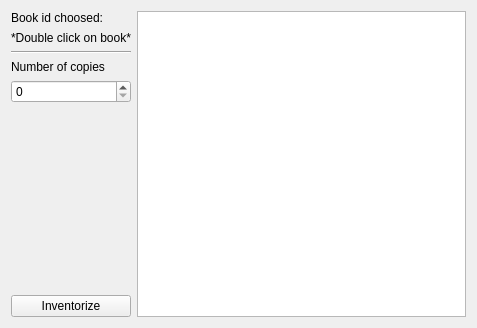
Above: inventorizecopieswidget.ui from neshchereto/Library_management before the change. Below: the same form after it.
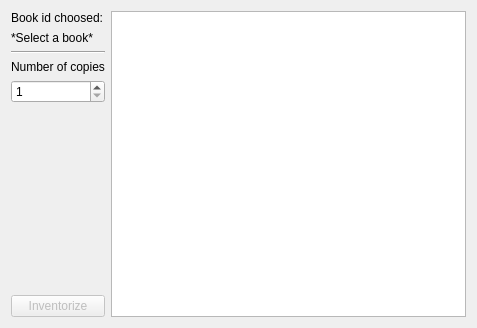
That is the form after the change.

```diff
--- a/inventorizecopieswidget.ui
+++ b/inventorizecopieswidget.ui
@@ -32,7 +32,7 @@
         <enum>QFrame::Plain</enum>
        </property>
        <property name="text">
-        <string>*Double click on book*</string>
+        <string>*Select a book*</string>
        </property>
        <property name="scaledContents">
         <bool>false</bool>
@@ -57,7 +57,11 @@
       </widget>
      </item>
      <item>
-      <widget class="QSpinBox" name="spinBox"/>
+      <widget class="QSpinBox" name="spinBox">
+       <property name="minimum">
+        <number>1</number>
+       </property>
+      </widget>
      </item>
      <item>
       <spacer name="verticalSpacer">
@@ -74,6 +78,9 @@
      </item>
      <item>
       <widget class="QPushButton" name="inventorizePushButton">
+       <property name="enabled">
+        <bool>false</bool>
+       </property>
        <property name="text">
         <string>Inventorize</string>
        </property>
```
